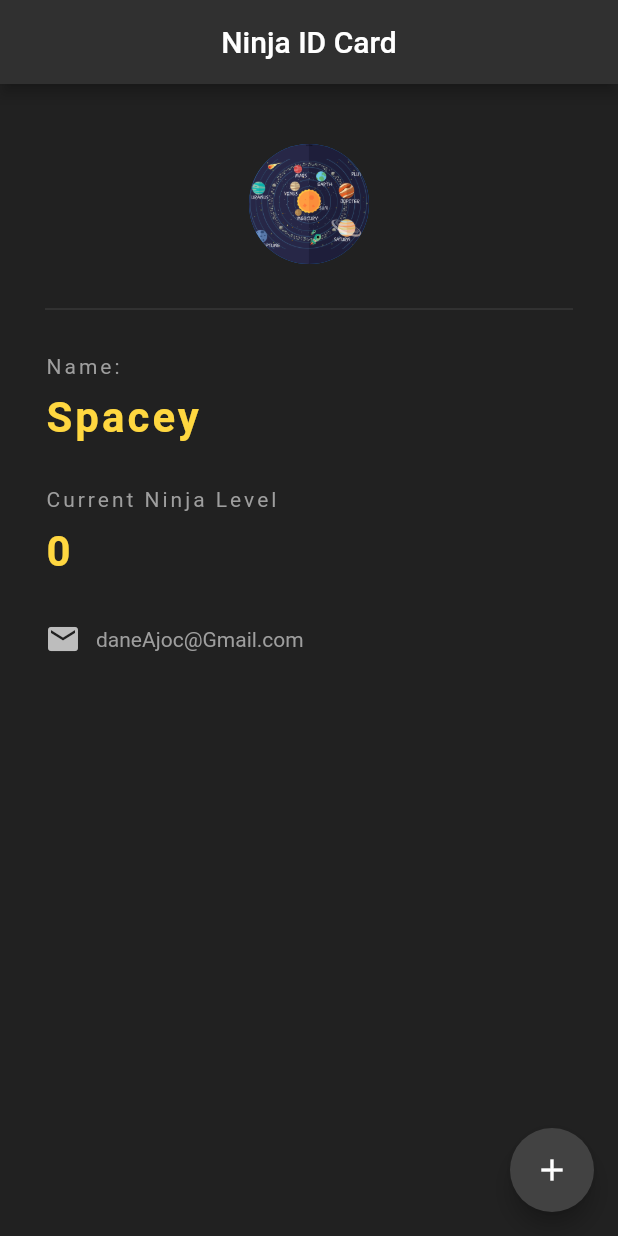
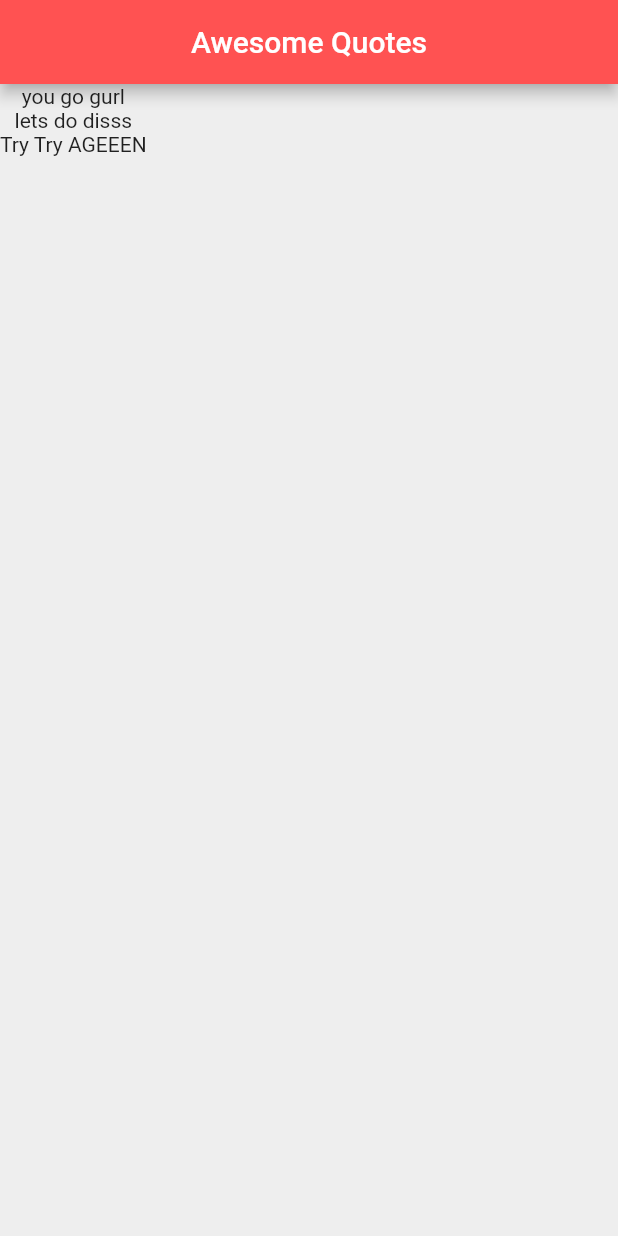
Before and after one commit to danielleajoc/flutterTutorial, a Flutter app: the screen it shows after launch, on a phone screen of 412 x 824 dp. Run offline on Flutter 3.47's test engine with Material 2 defaults, Android fonts, the light colour scheme and no system bars.

Commit message:
Stateful Widgets

```diff
--- a/lib/main.dart
+++ b/lib/main.dart
@@ -1,92 +1,35 @@
 import 'package:flutter/material.dart';
 
 void main() => runApp(MaterialApp(
-  home: NinjaCard(),
+  home: QuoteList(),
 ));
 
-class NinjaCard extends StatefulWidget {
+class QuoteList extends StatefulWidget {
   @override
-  _NinjaCardState createState() => _NinjaCardState();
+  _QuoteListState createState() => _QuoteListState();
 }
 
-class _NinjaCardState extends State<NinjaCard> {
-  int ninjaLevel=0;
+class _QuoteListState extends State<QuoteList> {
+  List<String> quotes =[
+    "you go gurl",
+    "lets do disss",
+    "Try Try AGEEEN"
+  ];
+
   @override
   Widget build(BuildContext context) {
     return Scaffold(
-      backgroundColor: Colors.grey[900],
       appBar: AppBar(
-        title: Center(child:Text('Ninja ID Card')),
-        backgroundColor: Colors.grey[850],
+        backgroundColor: Colors.redAccent,
+        title: Text('Awesome Quotes'),
+        centerTitle: true,
       ),
-      floatingActionButton: FloatingActionButton(
-        onPressed: (){
-          setState(() {
-            ninjaLevel+=1;
-          });
-        },
-        backgroundColor: Colors.grey[800],
-        child: Icon(Icons.add),
+      backgroundColor: Colors.grey[200],
+      body: Column(
+        children: quotes.map((quote){
+          return Text(quote);
+        }).toList()
       ),
-      body: Padding(
-        padding: EdgeInsets.fromLTRB(30.0, 40.0, 30.0, 0.0),
-        child: Column(
-          crossAxisAlignment: CrossAxisAlignment.start,
-          children: <Widget>[
-            Center(
-              child: CircleAvatar(
-                backgroundImage: AssetImage('assets/pic2.png'),
-                radius:40.0
-              ),
-            ),
-            Divider(height: 60.0, color: Colors.grey[800]),
-            Text(
-              'Name:',
-              style: TextStyle(
-                color: Colors.grey,
-                letterSpacing: 2.0
-              )),
-            SizedBox(height:10.0),
-            Text(
-              'Spacey',
-              style: TextStyle(
-                color: Colors.amberAccent[200],
-                fontSize: 28.0,
-                letterSpacing: 2.0,
-                fontWeight: FontWeight.bold
-              )),
-            SizedBox(height:30.0),
-            Text(
-              'Current Ninja Level',
-              style: TextStyle(
-                color: Colors.grey,
-                letterSpacing: 2.0
-              )),
-            SizedBox(height:10.0),
-            Text(
-              '$ninjaLevel',
-              style: TextStyle(
-                color: Colors.amberAccent[200],
-                fontSize: 28.0,
-                letterSpacing: 2.0,
-                fontWeight: FontWeight.bold
-              )),
-            SizedBox(height:30.0),
-            Row(
-              children: <Widget> [
-                Icon(Icons.mail, color:Colors.grey[400]),
-                SizedBox(width:10.0),
-                Text(
-                  'daneAjoc@Gmail.com',
-                  style: TextStyle(
-                    color: Colors.grey,
-                  )
-                ),
-              ]
-            )
-          ],
-        ),
-      )
     );
   }
 }
```
